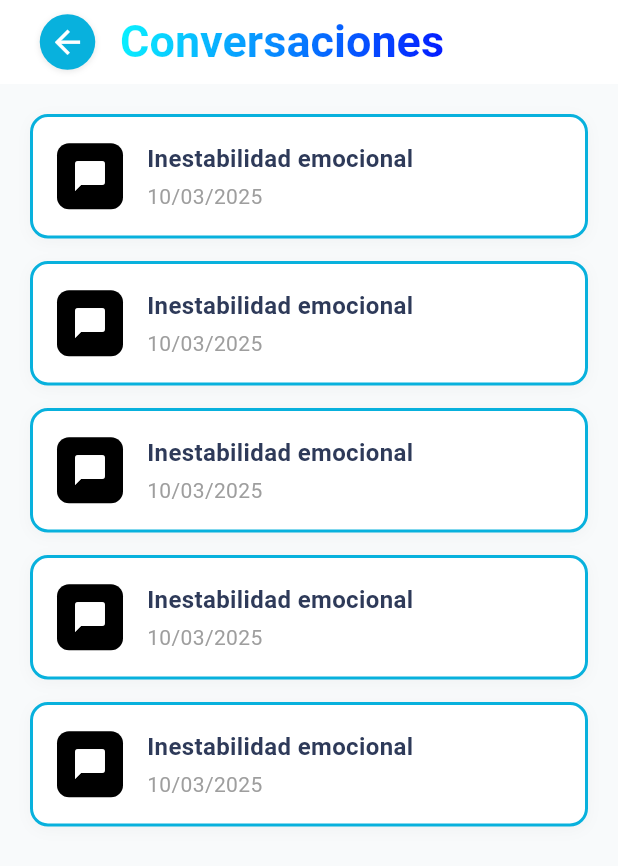
After one commit to sheydazz/RESTAPP, a Flutter app: the ConversacionesScreen screen opened directly, on a phone screen of 412 x 824 dp. The commit adds this screen. Shown: the top 866 px of the screen. Run offline on Flutter 3.47's test engine with Material 3 defaults, Android fonts, the phone set to English and light mode, and no system bars; our stand-ins replace google_fonts.

Commit message:
pantalla de conversaciones

```diff
--- /dev/null
+++ b/lib/features/home/screens/conversations_screen.dart
@@ -0,0 +1,162 @@
+import 'package:flutter/material.dart';
+import 'gradient_text.dart';
+
+class ConversacionesScreen extends StatelessWidget {
+  @override
+  Widget build(BuildContext context) {
+    return Scaffold(
+      backgroundColor: const Color(0xFFF8FAFB),
+      appBar: AppBar(
+        titleSpacing: 0,
+        backgroundColor: Colors.white,
+        elevation: 0,
+        leadingWidth: 70,
+        leading: Center(
+          child: Container(
+            margin: const EdgeInsets.only(left: 20),
+            child: InkWell(
+              onTap: () => Navigator.pop(context),
+              customBorder: CircleBorder(),
+              child: Container(
+                padding: const EdgeInsets.all(6),
+                decoration: BoxDecoration(
+                  color: Color(0xFF08B1DD),
+                  shape: BoxShape.circle,
+                  boxShadow: [
+                    BoxShadow(
+                      color: Colors.black.withOpacity(0.1),
+                      blurRadius: 3,
+                      offset: Offset(0, 1),
+                    ),
+                  ],
+                ),
+                child: Icon(
+                  Icons.arrow_back,
+                  color: Colors.white,
+                  size: 25,
+                ),
+              ),
+            ),
+          ),
+        ),
+        title: Container(
+          margin: const EdgeInsets.only(left: 10),
+          child: GradientText(
+            'Conversaciones',
+            style: TextStyle(
+              fontWeight: FontWeight.w600,
+              fontSize: 30,
+            ),
+            gradient: LinearGradient(
+              colors: [
+                Color(0xFF0AF3FF),
+                Color(0xFF0419FF),
+              ],
+              begin: Alignment.topLeft,
+              end: Alignment.bottomRight,
+            ),
+          ),
+        ),
+        centerTitle: false,
+      ),
+      body: SingleChildScrollView(
+        child: Padding(
+          padding: const EdgeInsets.all(20),
+          child: Column(
+            crossAxisAlignment: CrossAxisAlignment.start,
+            children: [
+              _buildConversacionItem('Inestabilidad emocional', '10/03/2025', () {
+                // Navegar a la conversación
+              }),
+              _buildConversacionItem('Inestabilidad emocional', '10/03/2025', () {
+                // Navegar a la conversación
+              }),
+              _buildConversacionItem('Inestabilidad emocional', '10/03/2025', () {
+                // Navegar a la conversación
+              }),
+              _buildConversacionItem('Inestabilidad emocional', '10/03/2025', () {
+                // Navegar a la conversación
+              }),
+              _buildConversacionItem('Inestabilidad emocional', '10/03/2025', () {
+                // Navegar a la conversación
+              }),
+            ],
+          ),
+        ),
+      ),
+    );
+  }
+
+  Widget _buildConversacionItem(String titulo, String fecha, VoidCallback onTap) {
+    return Container(
+      margin: const EdgeInsets.only(bottom: 15),
+      decoration: BoxDecoration(
+        color: Colors.white,
+        borderRadius: BorderRadius.circular(12),
+        border: Border.all(
+          color: const Color(0xFF08B1DD),
+          width: 2,
+        ),
+        boxShadow: [
+          BoxShadow(
+            color: Colors.black.withOpacity(0.03),
+            blurRadius: 8,
+            offset: const Offset(0, 2),
+          ),
+        ],
+      ),
+      child: Material(
+        color: Colors.transparent,
+        child: InkWell(
+          borderRadius: BorderRadius.circular(12),
+          onTap: onTap,
+          child: Padding(
+            padding: const EdgeInsets.all(16),
+            child: Row(
+              children: [
+                Container(
+                  width: 44,
+                  height: 44,
+                  decoration: BoxDecoration(
+                    color: Colors.black,
+                    borderRadius: BorderRadius.circular(8),
+                  ),
+                  child: Icon(
+                    Icons.chat_bubble,
+                    color: Colors.white,
+                    size: 24,
+                  ),
+                ),
+                const SizedBox(width: 16),
+                Expanded(
+                  child: Column(
+                    crossAxisAlignment: CrossAxisAlignment.start,
+                    children: [
+                      Text(
+                        titulo,
+                        style: const TextStyle(
+                          fontSize: 16,
+                          fontWeight: FontWeight.w600,
+                          color: Color(0xFF2E3A59),
+                        ),
+                      ),
+                      const SizedBox(height: 4),
+                      Text(
+                        fecha,
+                        style: const TextStyle(
+                          fontSize: 14,
+                          fontWeight: FontWeight.w400,
+                          color: Color(0xFF9E9E9E),
+                        ),
+                      ),
+                    ],
+                  ),
+                ),
+              ],
+            ),
+          ),
+        ),
+      ),
+    );
+  }
+}
--- a/lib/features/home/screens/home_screen.dart
+++ b/lib/features/home/screens/home_screen.dart
@@ -3,6 +3,7 @@ import 'package:flutter/services.dart';
 import '../../help/screens/help_screen.dart';
 import '../../settings/screens/settings_screen.dart';
 import 'package:rest/features/emotion/screens/chat_screen.dart';
+import 'conversations_screen.dart';
 
 void main() {
   runApp(HomeScreen());
@@ -228,6 +229,7 @@ class MainScreen extends StatelessWidget {
                 children: [
                   // Card Conversaciones
                   Expanded(
+
                     child: Container(
                       padding: EdgeInsets.all(16),
                       decoration: BoxDecoration(
@@ -272,6 +274,14 @@ class MainScreen extends StatelessWidget {
 
                   // Card Progreso de las Actividad
                   Expanded(
+                    child: InkWell(
+                      onTap: () {
+                        // Navega a SettingsScreen cuando se presiona el ícono
+                        Navigator.push(
+                          context,
+                          MaterialPageRoute(builder: (context) => ConversacionesScreen()),
+                        );
+                      },
                     child: Container(
                       padding: EdgeInsets.all(16),
                       decoration: BoxDecoration(
@@ -310,6 +320,7 @@ class MainScreen extends StatelessWidget {
                         ],
                       ),
                     ),
+                    ),
                   ),
                 ],
               ),
```
